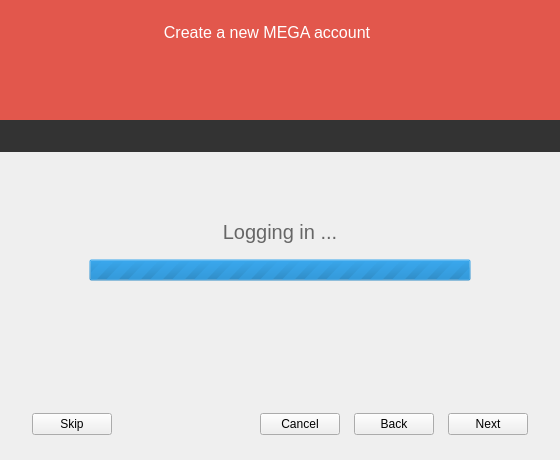
Old version of the form src/MEGASync/gui/macx/SetupWizard.ui in the repository meganz/MEGAsync.
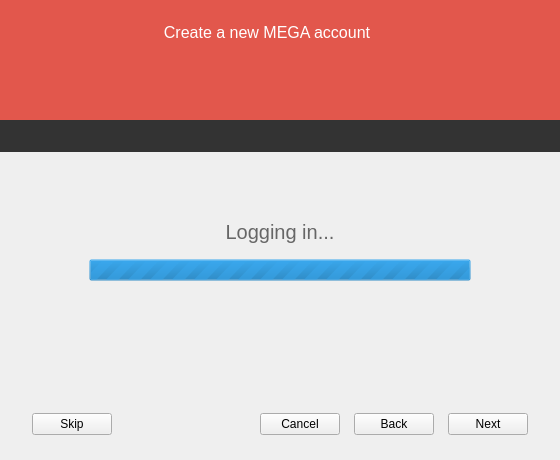
New version of the form. The open tabs and pages were chosen to show the change. Icons and pictures are not drawn. Custom widgets are drawn as their Qt base class.

Diff of the .ui file:
```diff
--- a/src/MEGASync/gui/macx/SetupWizard.ui
+++ b/src/MEGASync/gui/macx/SetupWizard.ui
@@ -1170,7 +1170,7 @@
              <string notr="true"/>
             </property>
             <property name="text">
-             <string>Logging in ...</string>
+             <string>Logging in...</string>
             </property>
             <property name="alignment">
              <set>Qt::AlignCenter</set>
```
